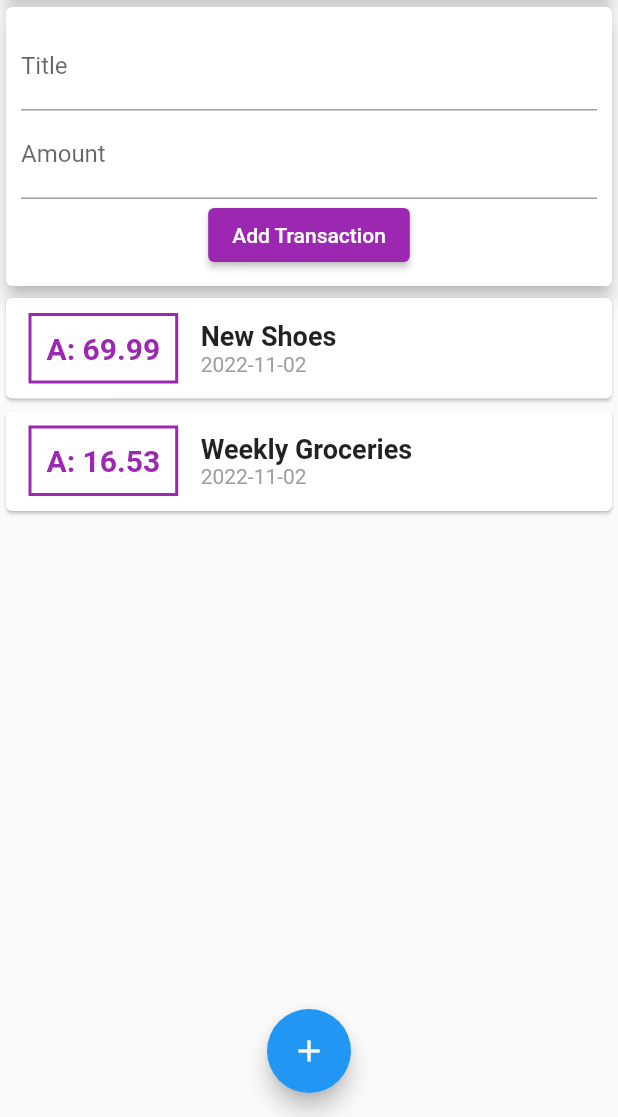
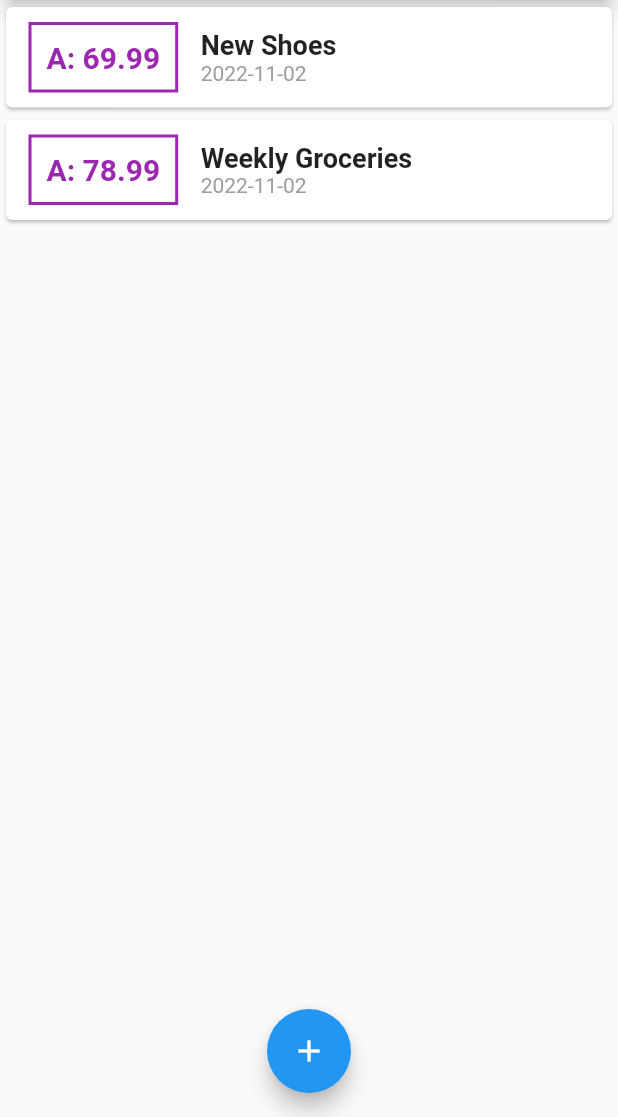
Before and after one commit to Z-kamili/Flutter_chart_app, a Flutter app: the screen it shows after launch, on a phone screen of 412 x 824 dp, the part 119-1236 px from its top. Run offline on Flutter 3.47's test engine with Material 2 defaults, Android fonts, the phone set to English and light mode, and no system bars.

Commit message:
create model

```diff
--- a/lib/main.dart
+++ b/lib/main.dart
@@ -1,14 +1,17 @@
 import 'package:first_app/models/transaction.dart';
 import 'package:first_app/widgets/new_transaction.dart';
 import 'package:first_app/widgets/transaction_list.dart';
-import './widgets/user_transaction.dart';
+// import './widgets/user_transaction.dart';
 import 'package:flutter/material.dart';
 import 'package:intl/intl.dart';
 import './widgets/transaction_list.dart';
 
+
 void main() {
   runApp(const MyApp());
 }
+
+
 
 class MyApp extends StatelessWidget {
   const MyApp({super.key});
@@ -68,11 +71,28 @@ class _MyHomePageState extends State<MyHomePage> {
       amount: 78.99,
       date:DateTime.now()
       ),
+
   ];
+
+  void _addNewTransaction(String txTitle,double txAmount)
+  {
+    final newTx = Transaction(
+      title: txTitle,
+      amount: txAmount,
+      date: DateTime.now(),
+      id:DateTime.now().toString(),
+      );
+  }
 
 
   final titleController = TextEditingController();
   final amountController = TextEditingController();
+
+  void _startAddNewTransaction(BuildContext ctx) {
+    showModalBottomSheet(context: ctx,builder: (_) {
+            return NewTransaction(_addNewTransaction);
+    },);
+  }
 
 
   @override
@@ -82,10 +102,9 @@ class _MyHomePageState extends State<MyHomePage> {
       appBar: AppBar(
         title: Text(widget.title),
         actions : <Widget> [
-            IconButton(icon: Icon(Icons.add),
-            onPressed: () {
-
-            },
+            IconButton(
+            icon: Icon(Icons.add),
+            onPressed: () => _startAddNewTransaction(context),
             ),
         ],
       ),
@@ -103,16 +122,14 @@ class _MyHomePageState extends State<MyHomePage> {
                   elevation : 5,
                ),
             ),
-           UserTransaction()
+           TransactionList(transaction)
         ],
     ),
   ),
   floatingActionButtonLocation: FloatingActionButtonLocation.centerFloat,
   floatingActionButton: FloatingActionButton(
     child: Icon(Icons.add),
-    onPressed: () {
-
-    },
+    onPressed: () => _startAddNewTransaction(context),
   ),
 
   );
--- a/lib/widgets/new_transaction.dart
+++ b/lib/widgets/new_transaction.dart
@@ -11,6 +11,7 @@ class NewTransaction extends StatelessWidget {
 
    void submitData()
    {
+
     final enteredTitle = titleController.text;
     final enteredAmount = double.parse(amountController.text);
 
--- a/lib/widgets/user_transaction.dart
+++ /dev/null
@@ -1,48 +0,0 @@
-import 'package:first_app/models/transaction.dart';
-import 'package:first_app/widgets/new_transaction.dart';
-import 'package:first_app/widgets/transaction_list.dart';
-import 'package:flutter/material.dart';
-
-class UserTransaction extends StatefulWidget {
-
-   @override
-   _UserTransactionsState createState() => _UserTransactionsState();
-
-}
-
-class _UserTransactionsState extends State<UserTransaction> {
-
-    final List<Transaction> _userTransaction = [
-
-    Transaction(id: 't1', title: 'New Shoes', amount: 69.99, date: DateTime.now()),
-    Transaction(id: 't2', title: 'Weekly Groceries', amount: 16.53, date: DateTime.now()),
-
-  ];
-
-  void _addNewTransaction(String txTitle,double txamount) {
-
-      final newTx = Transaction(id:'',title: txTitle,amount:txamount,date:DateTime.now());
-
-      setState(() {
-        _userTransaction.add(newTx);
-      });
-
-      // print(_userTransaction);
-
-  }
-
-  @override
-  Widget build(BuildContext context) {
-
-    return Column(
-
-      children : <Widget>[
-        NewTransaction(_addNewTransaction),
-        TransactionList(_userTransaction)
-        ],
-
-    );
-
-  }
-
-}
```
